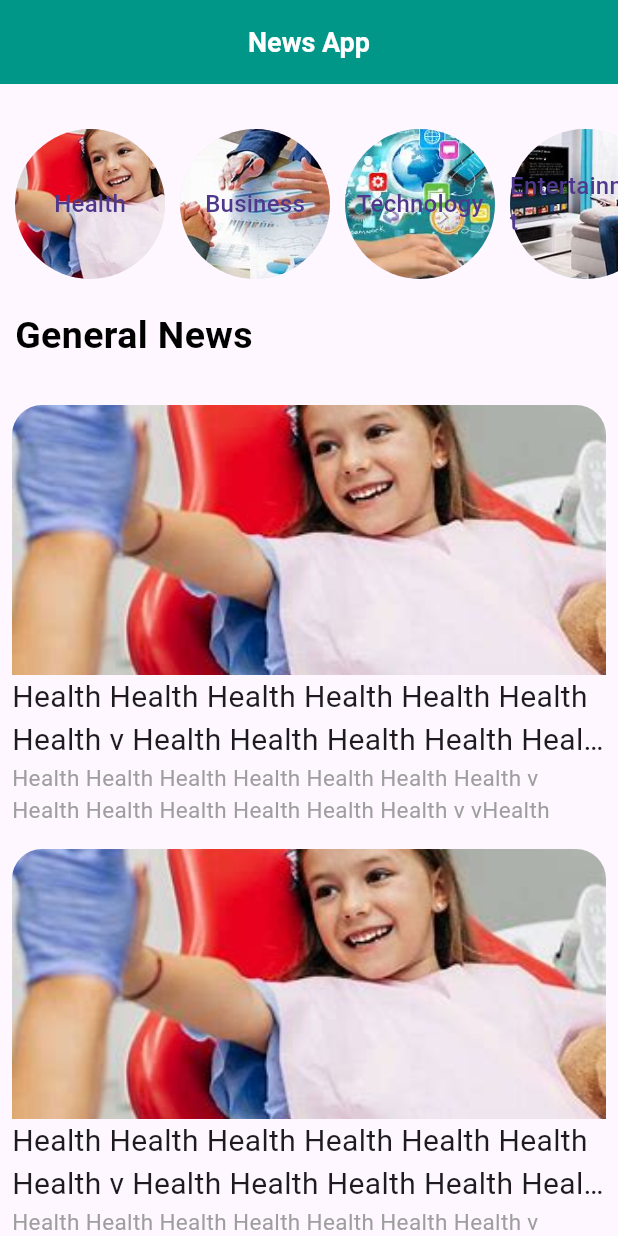
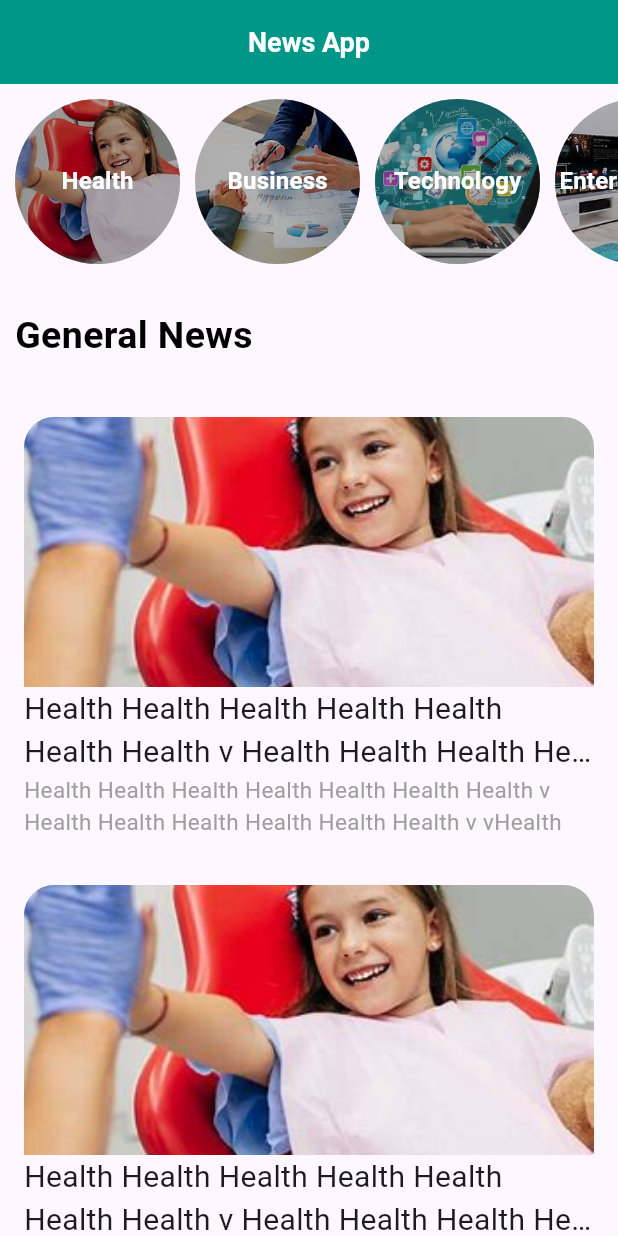
Before and after one commit to enasib556/NewsCreative, a Flutter app: the screen it shows after launch, on a phone screen of 412 x 824 dp. Run offline on Flutter 3.47's test engine with Material 3 defaults, Android fonts, the phone set to English and light mode, and no system bars.

Commit message:
final enas update

```diff
--- a/lib/main.dart
+++ b/lib/main.dart
@@ -11,7 +11,7 @@ class NewsApp extends StatelessWidget {
 
   @override
   Widget build(BuildContext context) {
-    return  MaterialApp(
+    return const MaterialApp(
       debugShowCheckedModeBanner: false,
       home: Homepage()
     );
--- a/lib/widget/articleWidget.dart
+++ b/lib/widget/articleWidget.dart
@@ -6,13 +6,13 @@ class Articlewidget extends StatelessWidget {
   @override
   Widget build(BuildContext context) {
     return Padding(
-      padding: const EdgeInsets.all(8.0),
+      padding: const EdgeInsets.all(16.0),
       child: Column(
         children: [
           Container(
             height: 180,
             width: double.infinity,
-            decoration: BoxDecoration(
+            decoration: const BoxDecoration(
                 borderRadius: BorderRadius.only(
                   topLeft: Radius.circular(20),
                   topRight: Radius.circular(20),
@@ -21,7 +21,7 @@ class Articlewidget extends StatelessWidget {
                     image: AssetImage('assets/health.jpeg'),
                     fit: BoxFit.cover)),
           ),
-          Text(
+          const Text(
             maxLines: 2,
             overflow: TextOverflow.ellipsis,
             "Health Health Health Health Health Health Health v Health Health Health Health Health Health v vHealth",
@@ -30,7 +30,7 @@ class Articlewidget extends StatelessWidget {
               fontWeight: FontWeight.w400,
             ),
           ),
-          Text(
+          const Text(
             maxLines: 2,
             overflow: TextOverflow.ellipsis,
             "Health Health Health Health Health Health Health v Health Health Health Health Health Health v vHealth",
--- a/lib/widget/catgory_widget.dart
+++ b/lib/widget/catgory_widget.dart
@@ -9,11 +9,19 @@ class CatgoryWidget extends StatelessWidget {
   @override
   Widget build(BuildContext context) {
     return    Padding(
-      padding: EdgeInsets.only(left: 10,top: 10),
-      child: CircleAvatar(
-        backgroundImage: AssetImage(catgory.imageUrl),
-        radius: 50,
-        child: Text(catgory.title),
+      padding: const EdgeInsets.only(left: 10,top:10),
+      child: Stack(
+        children: [
+          CircleAvatar(
+      backgroundImage: AssetImage(catgory.imageUrl),
+      radius: 55,
+          ),
+          CircleAvatar(
+            radius: 55,
+            backgroundColor: Colors.black.withOpacity(0.3),
+            child: Center(child: Text(catgory.title,style: const TextStyle(color:Colors.white,fontWeight: FontWeight.bold,fontSize: 16 ),)),
+          ),
+        ],
       ),
     );
   }
```
